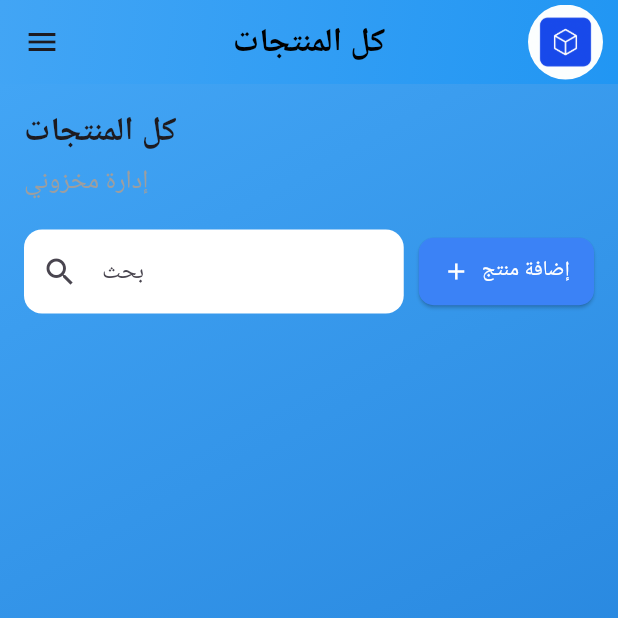
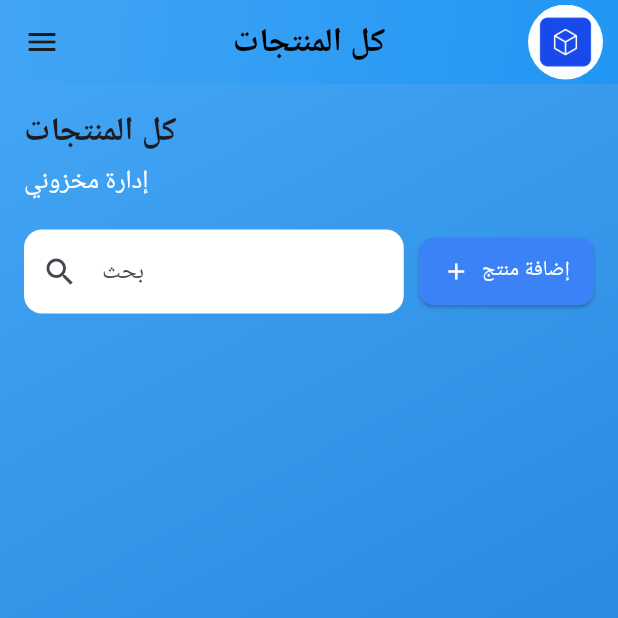
Before and after one commit to MahmoudYousefOsman/Product-pulse, a Flutter app: the AllProdect screen opened directly, on a phone screen of 412 x 824 dp, the top half of it. Run offline on Flutter 3.47's test engine with Material 3 defaults, Android fonts, the phone set to English and light mode, and no system bars; our stand-ins replace animated_splash_screen, auto_size_text, flutter_animate, flutter_secure_storage, google_fonts, image_picker and 4 more; accounts and stored records are empty.

```diff
--- a/lib/screens/all_prodect.dart
+++ b/lib/screens/all_prodect.dart
@@ -379,7 +379,7 @@ class _AllProdectState extends State<AllProdect> {
                   style: TextStyle(fontSize: 22, fontWeight: FontWeight.bold)),
               const SizedBox(height: 4),
               const Text("إدارة مخزوني",
-                  style: TextStyle(color: Colors.grey, fontSize: 17)),
+                  style: TextStyle(color: Colors.white, fontSize: 17)),
               const SizedBox(height: 20),
               Row(
                 children: [
```
Also changed, not shown: pubspec.lock (added), 9 other files.
